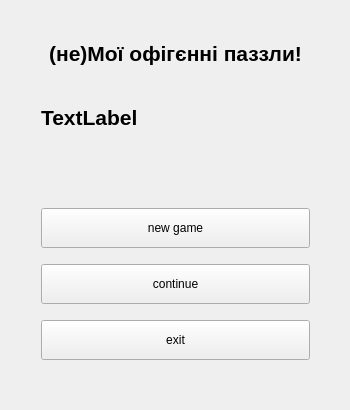
Qt form Lab_2/Refactored/authorization.ui (knu-5-tochanenko/SoftwareReengineering) before a commit.
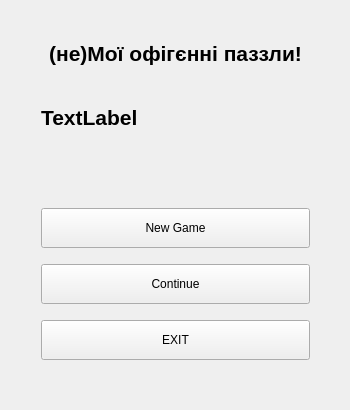
The same form after that commit.

Patch:
```diff
--- a/Lab_2/Refactored/authorization.ui
+++ b/Lab_2/Refactored/authorization.ui
@@ -147,7 +147,7 @@
         </size>
        </property>
        <property name="text">
-        <string>new game</string>
+        <string>New Game</string>
        </property>
       </widget>
      </item>
@@ -173,7 +173,7 @@
         </size>
        </property>
        <property name="text">
-        <string>continue</string>
+        <string>Continue</string>
        </property>
       </widget>
      </item>
@@ -199,7 +199,7 @@
         </size>
        </property>
        <property name="text">
-        <string>exit</string>
+        <string>EXIT</string>
        </property>
       </widget>
      </item>
```
